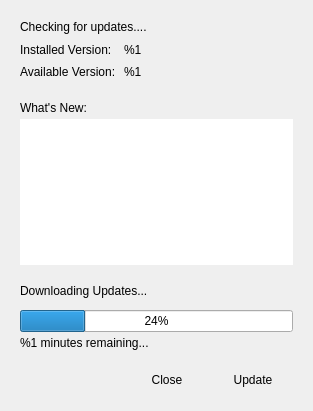
This is src/updaterwindow.ui in nuttyartist/notes as Qt 5 draws it before an edit. The edited form follows.
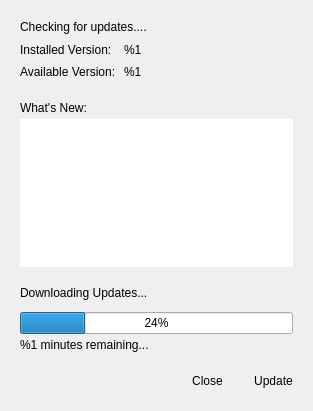
This is the edited form.

Commit message: Fit Close and Update buttons to the style of the app

```diff
--- a/src/updaterwindow.ui
+++ b/src/updaterwindow.ui
@@ -230,7 +230,7 @@
          <string>&lt;!DOCTYPE HTML PUBLIC &quot;-//W3C//DTD HTML 4.0//EN&quot; &quot;http://www.w3.org/TR/REC-html40/strict.dtd&quot;&gt;
 &lt;html&gt;&lt;head&gt;&lt;meta name=&quot;qrichtext&quot; content=&quot;1&quot; /&gt;&lt;style type=&quot;text/css&quot;&gt;
 p, li { white-space: pre-wrap; }
-&lt;/style&gt;&lt;/head&gt;&lt;body style=&quot; font-family:'.SF NS Text'; font-size:13pt; font-weight:400; font-style:normal;&quot;&gt;
+&lt;/style&gt;&lt;/head&gt;&lt;body style=&quot; font-family:'Sans Serif'; font-size:9pt; font-weight:400; font-style:normal;&quot;&gt;
 &lt;p style=&quot;-qt-paragraph-type:empty; margin-top:0px; margin-bottom:0px; margin-left:0px; margin-right:0px; -qt-block-indent:0; text-indent:0px; font-family:'Arimo Regular'; font-size:14pt;&quot;&gt;&lt;br /&gt;&lt;/p&gt;&lt;/body&gt;&lt;/html&gt;</string>
         </property>
        </widget>
@@ -370,6 +370,15 @@
         <property name="cursor">
          <cursorShape>PointingHandCursor</cursorShape>
         </property>
+        <property name="focusPolicy">
+         <enum>Qt::TabFocus</enum>
+        </property>
+        <property name="styleSheet">
+         <string notr="true">QPushButton { 
+	border: none; 
+	padding: 0px; 
+}</string>
+        </property>
         <property name="text">
          <string>Close</string>
         </property>
@@ -378,11 +387,36 @@
         </property>
        </widget>
       </item>
+      <item>
+       <spacer name="horizontalSpacer_4">
+        <property name="orientation">
+         <enum>Qt::Horizontal</enum>
+        </property>
+        <property name="sizeType">
+         <enum>QSizePolicy::Fixed</enum>
+        </property>
+        <property name="sizeHint" stdset="0">
+         <size>
+          <width>25</width>
+          <height>20</height>
+         </size>
+        </property>
+       </spacer>
+      </item>
       <item>
        <widget class="QPushButton" name="updateButton">
         <property name="cursor">
          <cursorShape>PointingHandCursor</cursorShape>
         </property>
+        <property name="focusPolicy">
+         <enum>Qt::TabFocus</enum>
+        </property>
+        <property name="styleSheet">
+         <string notr="true">QPushButton { 
+	border: none; 
+	padding: 0px; 
+}</string>
+        </property>
         <property name="text">
          <string>Update</string>
         </property>
```
The commit also changes 1 other file.
